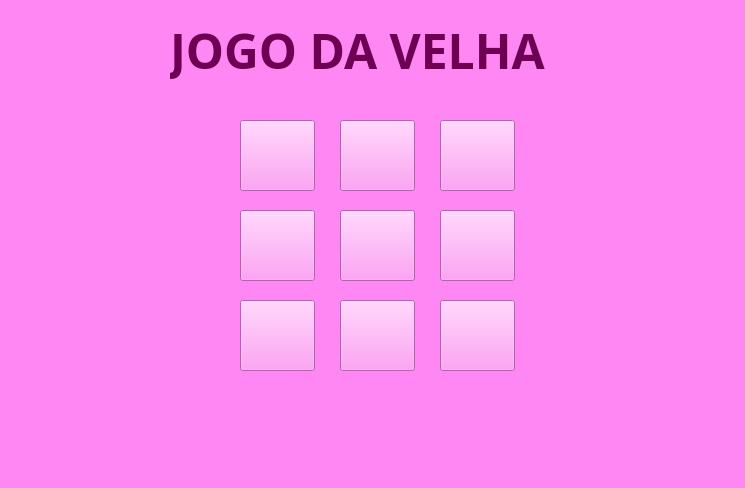
The window that widgets/janela_jogo_velha.ui (gustavobaltazar/sandbox) describes before a commit, drawn with Qt 5.
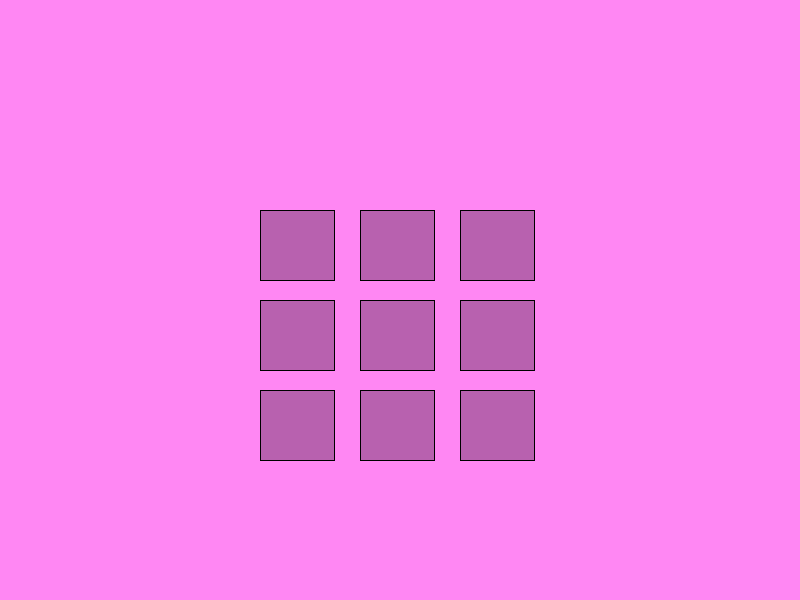
The same window after the commit.

What changed in the file:
```diff
--- a/widgets/janela_jogo_velha.ui
+++ b/widgets/janela_jogo_velha.ui
@@ -6,8 +6,8 @@
    <rect>
     <x>0</x>
     <y>0</y>
-    <width>745</width>
-    <height>488</height>
+    <width>800</width>
+    <height>600</height>
    </rect>
   </property>
   <property name="windowTitle">
@@ -18,43 +18,19 @@
 background-color: rgb(255, 135, 243);</string>
   </property>
   <widget class="QWidget" name="centralwidget">
-   <widget class="QLabel" name="label">
-    <property name="geometry">
-     <rect>
-      <x>170</x>
-      <y>0</y>
-      <width>471</width>
-      <height>101</height>
-     </rect>
-    </property>
-    <property name="font">
-     <font>
-      <family>Rockwell Extra Bold</family>
-      <pointsize>36</pointsize>
-      <weight>75</weight>
-      <bold>true</bold>
-     </font>
-    </property>
-    <property name="styleSheet">
-     <string notr="true">background: transparent;
-color:rgb(109, 0, 82);</string>
-    </property>
-    <property name="text">
-     <string>JOGO DA VELHA</string>
-    </property>
-    <property name="scaledContents">
-     <bool>true</bool>
-    </property>
-   </widget>
    <widget class="QPushButton" name="one">
     <property name="geometry">
      <rect>
-      <x>240</x>
-      <y>120</y>
+      <x>260</x>
+      <y>210</y>
       <width>75</width>
       <height>71</height>
      </rect>
     </property>
+    <property name="styleSheet">
+     <string notr="true">background:rgba(0,0,0,0.28);
+border: 1px solid black;</string>
+    </property>
     <property name="text">
      <string/>
     </property>
@@ -62,12 +38,16 @@
    <widget class="QPushButton" name="two">
     <property name="geometry">
      <rect>
-      <x>340</x>
-      <y>120</y>
+      <x>360</x>
+      <y>210</y>
       <width>75</width>
       <height>71</height>
      </rect>
     </property>
+    <property name="styleSheet">
+     <string notr="true">background:rgba(0,0,0,0.28);
+border: 1px solid black;</string>
+    </property>
     <property name="text">
      <string/>
     </property>
@@ -75,12 +55,16 @@
    <widget class="QPushButton" name="three">
     <property name="geometry">
      <rect>
-      <x>440</x>
-      <y>120</y>
+      <x>460</x>
+      <y>210</y>
       <width>75</width>
       <height>71</height>
      </rect>
     </property>
+    <property name="styleSheet">
+     <string notr="true">background:rgba(0,0,0,0.28);
+border: 1px solid black;</string>
+    </property>
     <property name="text">
      <string/>
     </property>
@@ -88,12 +72,16 @@
    <widget class="QPushButton" name="six">
     <property name="geometry">
      <rect>
-      <x>440</x>
-      <y>210</y>
+      <x>460</x>
+      <y>300</y>
       <width>75</width>
       <height>71</height>
      </rect>
     </property>
+    <property name="styleSheet">
+     <string notr="true">background:rgba(0,0,0,0.28);
+border: 1px solid black;</string>
+    </property>
     <property name="text">
      <string/>
     </property>
@@ -101,12 +89,16 @@
    <widget class="QPushButton" name="five">
     <property name="geometry">
      <rect>
-      <x>340</x>
-      <y>210</y>
+      <x>360</x>
+      <y>300</y>
       <width>75</width>
       <height>71</height>
      </rect>
     </property>
+    <property name="styleSheet">
+     <string notr="true">background:rgba(0,0,0,0.28);
+border: 1px solid black;</string>
+    </property>
     <property name="text">
      <string/>
     </property>
@@ -114,12 +106,16 @@
    <widget class="QPushButton" name="four">
     <property name="geometry">
      <rect>
-      <x>240</x>
-      <y>210</y>
+      <x>260</x>
+      <y>300</y>
       <width>75</width>
       <height>71</height>
      </rect>
     </property>
+    <property name="styleSheet">
+     <string notr="true">background:rgba(0,0,0,0.28);
+border: 1px solid black;</string>
+    </property>
     <property name="text">
      <string/>
     </property>
@@ -127,12 +123,16 @@
    <widget class="QPushButton" name="seven">
     <property name="geometry">
      <rect>
-      <x>240</x>
-      <y>300</y>
+      <x>260</x>
+      <y>390</y>
       <width>75</width>
       <height>71</height>
      </rect>
     </property>
+    <property name="styleSheet">
+     <string notr="true">background:rgba(0,0,0,0.28);
+border: 1px solid black;</string>
+    </property>
     <property name="text">
      <string/>
     </property>
@@ -140,12 +140,16 @@
    <widget class="QPushButton" name="eight">
     <property name="geometry">
      <rect>
-      <x>340</x>
-      <y>300</y>
+      <x>360</x>
+      <y>390</y>
       <width>75</width>
       <height>71</height>
      </rect>
     </property>
+    <property name="styleSheet">
+     <string notr="true">background:rgba(0,0,0,0.28);
+border: 1px solid black;</string>
+    </property>
     <property name="text">
      <string/>
     </property>
@@ -153,12 +157,16 @@
    <widget class="QPushButton" name="nine">
     <property name="geometry">
      <rect>
-      <x>440</x>
-      <y>300</y>
+      <x>460</x>
+      <y>390</y>
       <width>75</width>
       <height>71</height>
      </rect>
     </property>
+    <property name="styleSheet">
+     <string notr="true">background:rgba(0,0,0,0.28);
+border: 1px solid black;</string>
+    </property>
     <property name="text">
      <string/>
     </property>
@@ -166,8 +174,8 @@
    <widget class="QLabel" name="console_label">
     <property name="geometry">
      <rect>
-      <x>90</x>
-      <y>400</y>
+      <x>110</x>
+      <y>500</y>
       <width>571</width>
       <height>51</height>
      </rect>
@@ -183,7 +191,7 @@
      </font>
     </property>
     <property name="styleSheet">
-     <string notr="true"/>
+     <string notr="true">background: transparent;</string>
     </property>
     <property name="text">
      <string/>
@@ -192,6 +200,30 @@
      <set>Qt::AlignCenter</set>
     </property>
    </widget>
+   <widget class="QLabel" name="wrapper">
+    <property name="geometry">
+     <rect>
+      <x>0</x>
+      <y>0</y>
+      <width>800</width>
+      <height>571</height>
+     </rect>
+    </property>
+    <property name="text">
+     <string/>
+    </property>
+   </widget>
+   <zorder>wrapper</zorder>
+   <zorder>one</zorder>
+   <zorder>two</zorder>
+   <zorder>three</zorder>
+   <zorder>six</zorder>
+   <zorder>five</zorder>
+   <zorder>four</zorder>
+   <zorder>seven</zorder>
+   <zorder>eight</zorder>
+   <zorder>nine</zorder>
+   <zorder>console_label</zorder>
   </widget>
   <widget class="QStatusBar" name="statusbar"/>
  </widget>
```
